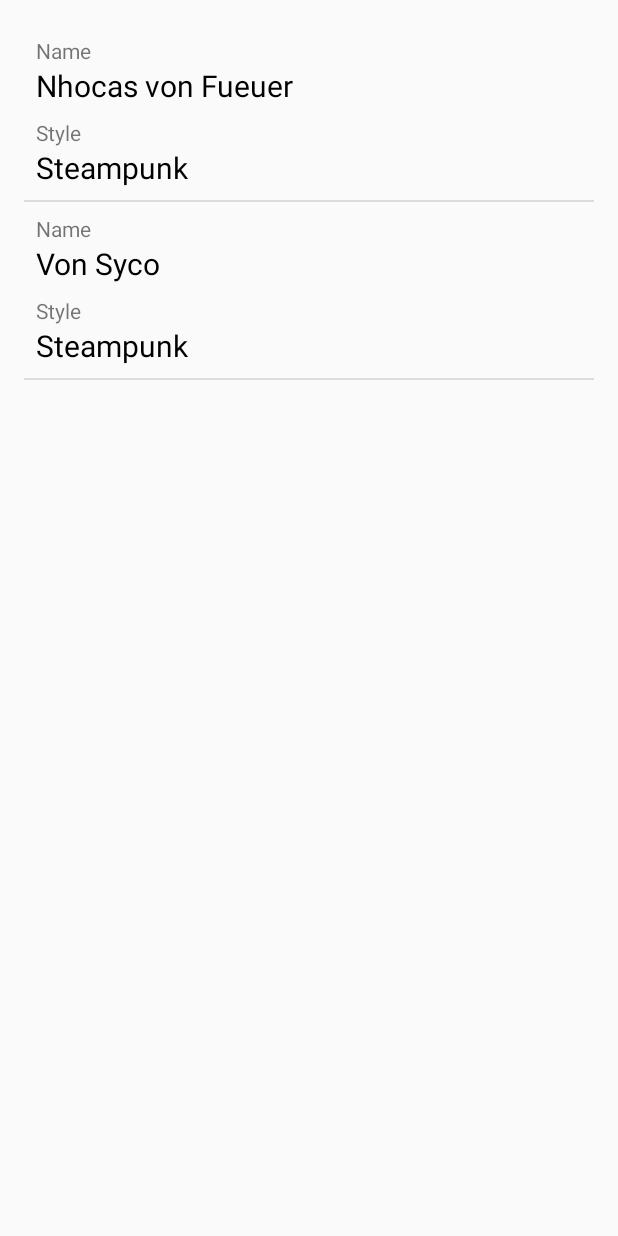
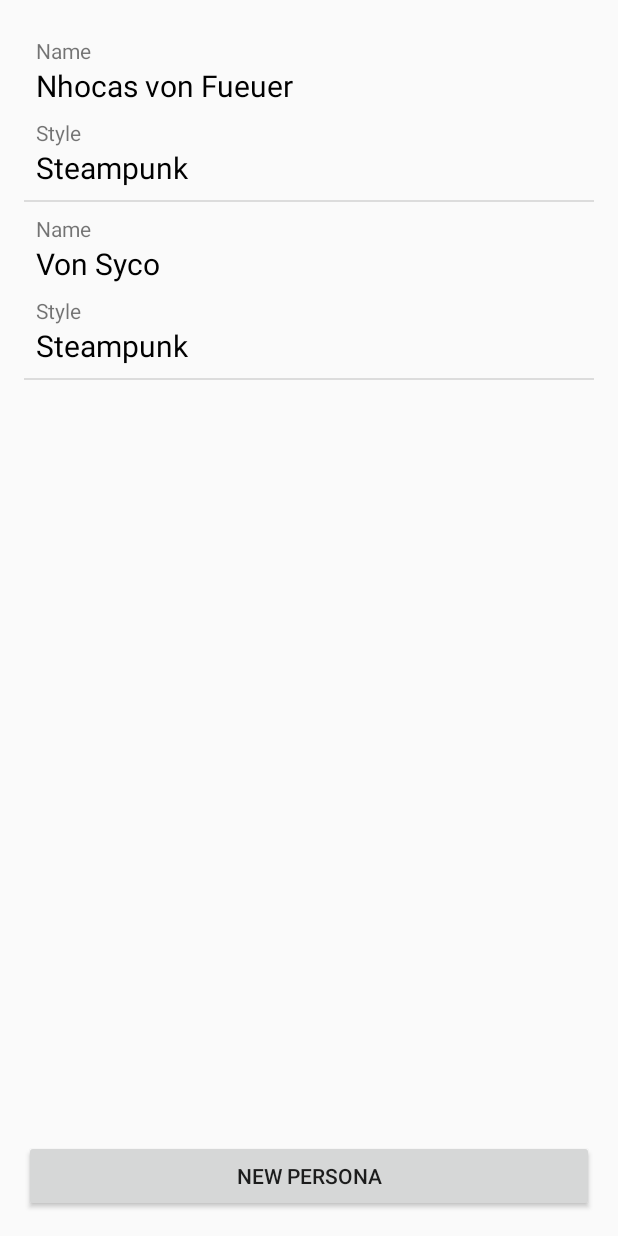
Before and after one commit to Eng3nhoc4s/MyPersona, an Android app: the screen it shows after launch (MainActivity), on a phone screen of 412 x 824 dp. Run offline under Robolectric (Android 15) with nearby library versions, the phone set to English and light mode, and no system bars.

Commit message:
Almost all activities have the right layout, need to rig the buttons for functionality

```diff
--- a/app/src/main/java/mypersona/ngenhocas/pt/mypersona/MainActivity.java
+++ b/app/src/main/java/mypersona/ngenhocas/pt/mypersona/MainActivity.java
@@ -1,8 +1,11 @@
 package mypersona.ngenhocas.pt.mypersona;
 
+import android.content.Intent;
 import android.os.Bundle;
 import android.support.v7.app.AppCompatActivity;
 import android.util.Log;
+import android.view.View;
+import android.widget.Button;
 import android.widget.ListView;
 
 import org.json.JSONArray;
@@ -10,6 +13,8 @@ import org.json.JSONException;
 import org.json.JSONObject;
 
 import java.util.ArrayList;
+
+import static java.security.AccessController.getContext;
 
 
 public class MainActivity extends AppCompatActivity {
@@ -27,11 +32,11 @@ public class MainActivity extends AppCompatActivity {
         Persona p1 = new Persona("Nhocas von Fueuer", 25, "Steampunk", "Bum",       "Fat",  "Grumpy", "Era uma vez...");
         Persona p2 = new Persona("Von Syco",          40, "Steampunk", "Superstar", "Tall", "Nice",   "Era duas vez...");
 
-        JSONArray pList = new JSONArray();
-        pList.put(JSONUtils.jsonifyPersona(p1));
-        pList.put(JSONUtils.jsonifyPersona(p2));
+        JSONArray jsonArray = new JSONArray();
+        jsonArray.put(JSONUtils.jsonifyPersona(p1));
+        jsonArray.put(JSONUtils.jsonifyPersona(p2));
 
-        FileUtils.writePersonaFile(this, pList.toString());
+        FileUtils.writePersonaFile(this, jsonArray.toString());
 
         String s = FileUtils.readPersonaFile(this);
 
@@ -54,6 +59,19 @@ public class MainActivity extends AppCompatActivity {
         ListView personaList = (ListView) findViewById(R.id.personaListView);
 
         personaList.setAdapter(displayAdapter);
+
+        /**************************************
+         *      MAIN LAYOUT BUTTONS
+         ***************************************/
+
+        Button newPersona = (Button) findViewById(R.id.btn_newPersona);
+        newPersona.setOnClickListener(new View.OnClickListener() {
+            @Override
+            public void onClick(View v) {
+                Intent intent = new Intent(MainActivity.this, PersonaCreate.class);
+                startActivity(intent);
+            }
+        });
     }
 
 }
--- a/app/src/main/java/mypersona/ngenhocas/pt/mypersona/Visualizer.java
+++ b/app/src/main/java/mypersona/ngenhocas/pt/mypersona/Visualizer.java
@@ -12,7 +12,7 @@ public class Visualizer extends AppCompatActivity {
     @Override
     protected void onCreate(Bundle savedInstanceState) {
         super.onCreate(savedInstanceState);
-        setContentView(R.layout.activity_main);
+        setContentView(R.layout.persona_visualizer);
 
 
     }
--- a/app/src/main/res/layout/activity_main.xml
+++ b/app/src/main/res/layout/activity_main.xml
@@ -1,7 +1,6 @@
 <?xml version="1.0" encoding="utf-8"?>
-<ListView xmlns:android="http://schemas.android.com/apk/res/android"
+<LinearLayout xmlns:android="http://schemas.android.com/apk/res/android"
     xmlns:tools="http://schemas.android.com/tools"
-    android:id="@+id/personaListView"
     android:layout_width="match_parent"
     android:layout_height="match_parent"
     android:layout_marginBottom="@dimen/activity_vertical_margin"
@@ -11,5 +10,27 @@
     android:orientation="vertical"
     tools:context="mypersona.ngenhocas.pt.mypersona.MainActivity">
 
+    <ListView
+        android:id="@+id/personaListView"
+        android:layout_width="match_parent"
+        android:layout_height="0dp"
+        android:layout_weight="1">
 
-</ListView>
+    </ListView>
+
+    <LinearLayout
+        android:layout_width="match_parent"
+        android:layout_height="wrap_content"
+        android:layout_below="@id/personaListView"
+        android:orientation="horizontal">
+
+        <Button
+            android:id="@+id/btn_newPersona"
+            android:layout_width="match_parent"
+            android:layout_height="wrap_content"
+            android:text="@string/btn_new_persona" />
+
+    </LinearLayout>
+
+
+</LinearLayout>
--- a/app/src/main/res/values/strings.xml
+++ b/app/src/main/res/values/strings.xml
@@ -16,4 +16,7 @@
     <string name="title_activity_main">MyPersona</string>
     <string name="title_persona_edit">Edit Persona</string>
     <string name="title_persona_create">Create persona</string>
+    <string name="btn_new_persona">New Persona</string>
+    <string name="btn_edit_persona">Edit Persona</string>
+    <string name="btn_save_persona">Save</string>
 </resources>
```
Also changed, not shown: app/src/main/res/layout/activity_persona_edit.xml (+21 -3 lines), app/src/main/res/layout/persona_visualizer.xml (+23 -0 lines).
